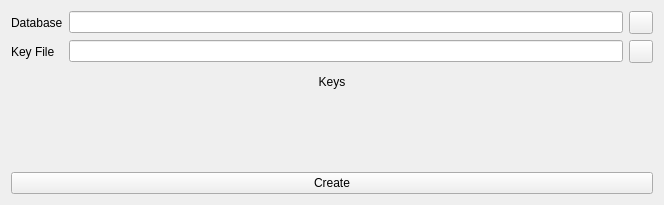
Qt form designs/xml/existing_user_tab.ui (daniel-deru/WorkMate-3.0) before a commit.
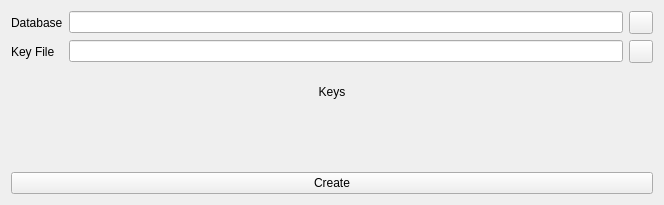
The same form after that commit.

```diff
--- a/designs/xml/existing_user_tab.ui
+++ b/designs/xml/existing_user_tab.ui
@@ -65,7 +65,7 @@
      <property name="minimumSize">
       <size>
        <width>0</width>
-       <height>20</height>
+       <height>30</height>
       </size>
      </property>
      <property name="text">
```
Left out of the diff: 9 changed lines with no effect on the pictures.
